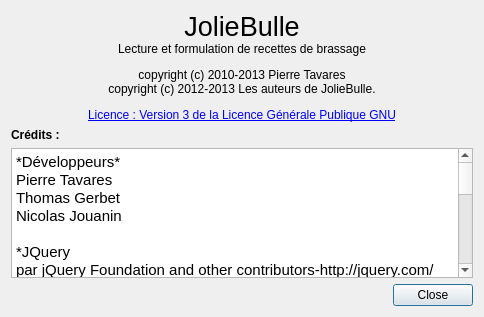
Old version of the form joliebulle/about.ui in the repository 314r/joliebulle.
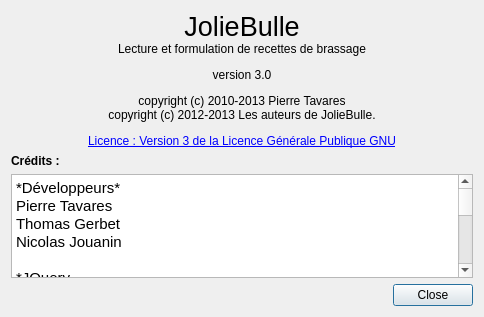
New version of the form.

Commit message: complément a propos

Diff of the .ui file:
```diff
--- a/joliebulle/about.ui
+++ b/joliebulle/about.ui
@@ -17,7 +17,7 @@
    <item row="0" column="0">
     <widget class="QLabel" name="label">
      <property name="text">
-      <string>&lt;html&gt;&lt;head/&gt;&lt;body&gt;&lt;p align=&quot;center&quot;&gt;&lt;span style=&quot; font-size:20pt;&quot;&gt;JolieBulle&lt;/span&gt;&lt;br/&gt;Lecture et formulation de recettes de brassage&lt;/p&gt;&lt;p align=&quot;center&quot;&gt;&lt;span style=&quot; font-size:9pt;&quot;&gt;copyright (c) 2010-2013 Pierre Tavares&lt;br/&gt;copyright (c) 2012-2013 Les auteurs de JolieBulle.&lt;/span&gt;&lt;/p&gt;&lt;p align=&quot;center&quot;&gt;&lt;a href=&quot;http://www.gnu.org/licenses/gpl-3.0.html&quot;&gt;&lt;span style=&quot; font-size:9pt; text-decoration: underline; color:#0000ff;&quot;&gt;Licence : Version 3 de la Licence Générale Publique GNU&lt;/span&gt;&lt;/a&gt;&lt;/p&gt;&lt;/body&gt;&lt;/html&gt;</string>
+      <string>&lt;html&gt;&lt;head/&gt;&lt;body&gt;&lt;p align=&quot;center&quot;&gt;&lt;span style=&quot; font-size:20pt;&quot;&gt;JolieBulle&lt;/span&gt;&lt;br/&gt;Lecture et formulation de recettes de brassage&lt;/p&gt;&lt;p align=&quot;center&quot;&gt;version 3.0&lt;/p&gt;&lt;p align=&quot;center&quot;&gt;&lt;span style=&quot; font-size:9pt;&quot;&gt;copyright (c) 2010-2013 Pierre Tavares&lt;br/&gt;copyright (c) 2012-2013 Les auteurs de JolieBulle.&lt;/span&gt;&lt;/p&gt;&lt;p align=&quot;center&quot;&gt;&lt;a href=&quot;http://www.gnu.org/licenses/gpl-3.0.html&quot;&gt;&lt;span style=&quot; font-size:9pt; text-decoration: underline; color:#0000ff;&quot;&gt;Licence : Version 3 de la Licence Générale Publique GNU&lt;/span&gt;&lt;/a&gt;&lt;/p&gt;&lt;/body&gt;&lt;/html&gt;</string>
      </property>
     </widget>
    </item>
```
